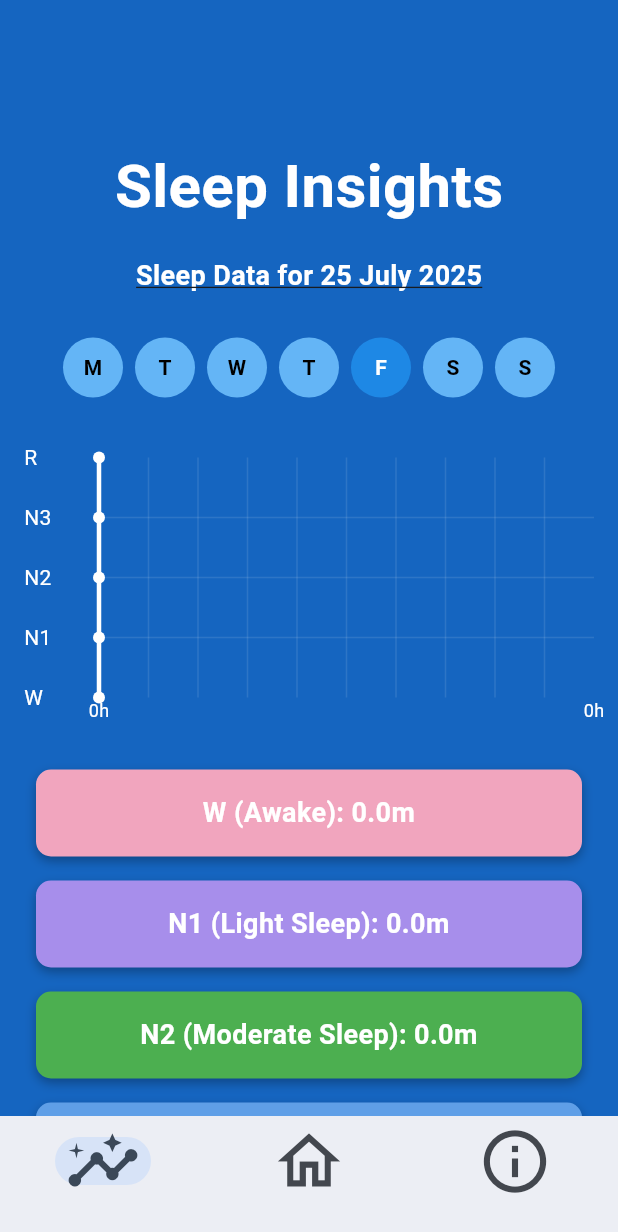
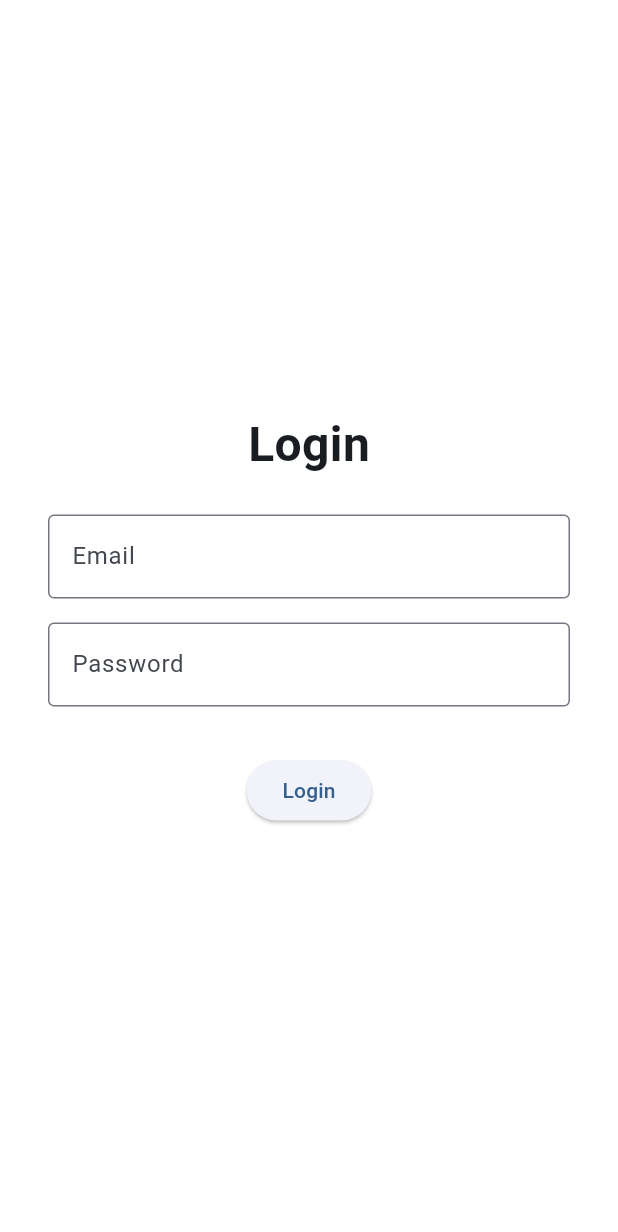
Before and after one commit to AdrienneChiu/AI-SleepAppTracker, a Flutter app: the screen it shows after launch, on a phone screen of 412 x 824 dp. Shown: the top 1232 px of the screen. Run offline on Flutter 3.47's test engine with Material 3 defaults, Android fonts, the phone set to English and light mode, and no system bars; drawn by our look-alikes of fl_chart.

Commit message:
added sleepscore + formula and created basic login screen

```diff
--- a/lib/Insights Page/insights_page.dart
+++ b/lib/Insights Page/insights_page.dart
@@ -18,7 +18,7 @@ class InsightsPage extends StatefulWidget {
 class _InsightsPageState extends State<InsightsPage> {
   DateTime selectedDate = DateTime.now();
 
-  // Weekly sleep data: One entry per day (simulate full week)
+  // Weekly sleep data: One entry per day (simulates a full week)
   final Map<DateTime, Map<String, double>> allSleepData = {
     DateTime(2025, 6, 2): {
       "Awake": 20,
--- /dev/null
+++ b/lib/login_page.dart
@@ -0,0 +1,89 @@
+import 'package:flutter/material.dart';
+import 'navigation.dart'; // Import your navigation/home page
+
+class LoginPage extends StatefulWidget {
+  const LoginPage({super.key});
+
+  @override
+  State<LoginPage> createState() => _LoginPageState();
+}
+
+class _LoginPageState extends State<LoginPage> {
+  final TextEditingController _emailController = TextEditingController();
+  final TextEditingController _passwordController = TextEditingController();
+  final _formKey = GlobalKey<FormState>();
+
+  String? _errorMessage;
+
+  final String validEmail = 'test@example.com';
+  final String validPassword = '123456';
+
+  void _handleLogin() {
+    final email = _emailController.text;
+    final password = _passwordController.text;
+
+    if (email == validEmail && password == validPassword) {
+      setState(() => _errorMessage = null);
+      Navigator.pushReplacement(
+        context,
+        MaterialPageRoute(builder: (context) => const NavigationExample()),
+      );
+    } else {
+      setState(() {
+        _errorMessage = 'Invalid email or password';
+      });
+    }
+  }
+
+  @override
+  Widget build(BuildContext context) {
+    return Scaffold(
+      backgroundColor: Colors.white,
+      body: Center(
+        child: Padding(
+          padding: const EdgeInsets.symmetric(horizontal: 32.0),
+          child: Form(
+            key: _formKey,
+            child: Column(
+              mainAxisSize: MainAxisSize.min,
+              children: [
+                const Text(
+                  'Login',
+                  style: TextStyle(fontSize: 32, fontWeight: FontWeight.bold),
+                ),
+                const SizedBox(height: 24),
+                TextFormField(
+                  controller: _emailController,
+                  decoration: const InputDecoration(
+                    labelText: 'Email',
+                    border: OutlineInputBorder(),
+                  ),
+                ),
+                const SizedBox(height: 16),
+                TextFormField(
+                  controller: _passwordController,
+                  obscureText: true,
+                  decoration: const InputDecoration(
+                    labelText: 'Password',
+                    border: OutlineInputBorder(),
+                  ),
+                ),
+                const SizedBox(height: 16),
+                if (_errorMessage != null)
+                  Text(
+                    _errorMessage!,
+                    style: const TextStyle(color: Colors.red),
+                  ),
+                const SizedBox(height: 16),
+                ElevatedButton(
+                  onPressed: _handleLogin,
+                  child: const Text('Login'),
+                ),
+              ],
+            ),
+          ),
+        ),
+      ),
+    );
+  }
+}
--- a/lib/main.dart
+++ b/lib/main.dart
@@ -1,3 +1,4 @@
+import 'package:ai_sleepapp/login_page.dart';
 import 'package:flutter/material.dart';
 import 'navigation.dart';
 
@@ -21,7 +22,9 @@ class MyApp extends StatelessWidget {
           backgroundColor: Colors.blue[800],
         ),
       ),
-      home: const NavigationExample(),
+      //home: const NavigationExample(),
+      home: const LoginPage(),
+
     );
   }
 }
```
Also changed, not shown: lib/home_page.dart (+26 -7 lines), 1 other file.
